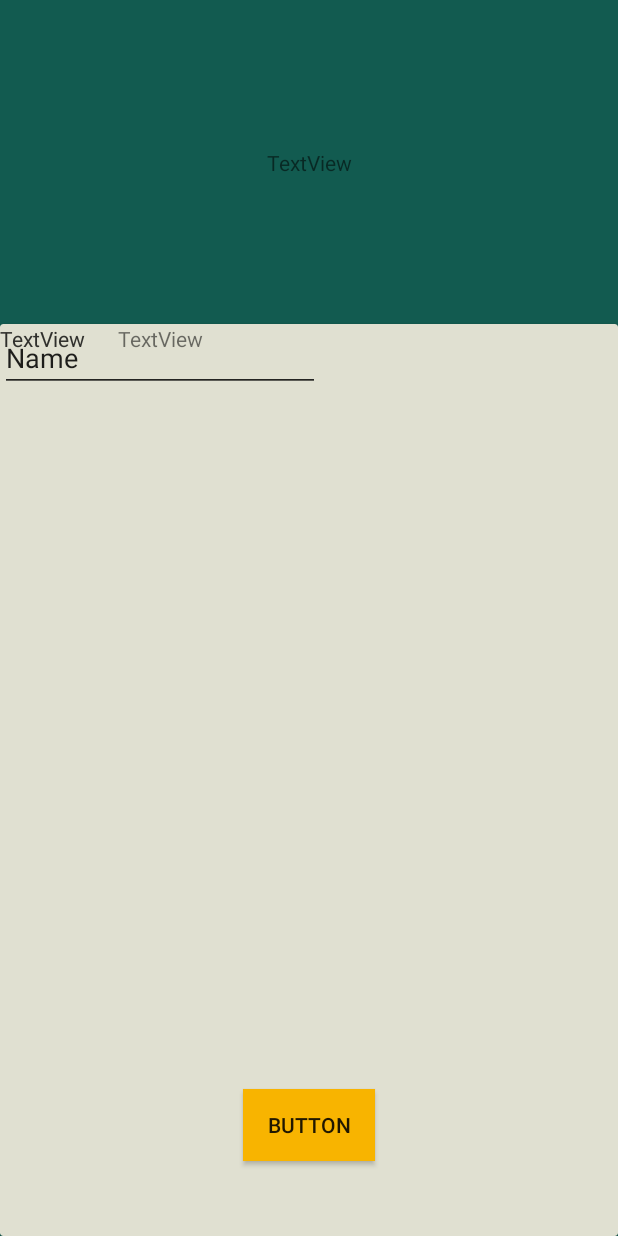
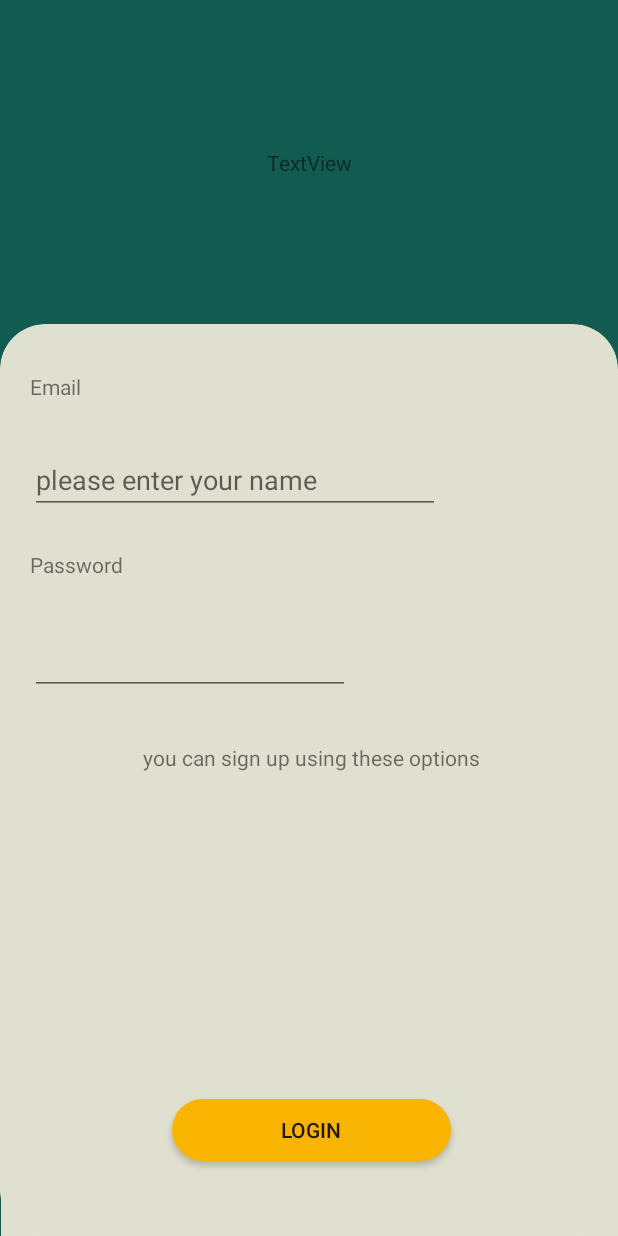
Before and after one commit to YousraMamdouh/FoodPlanner, an Android app: the LoginFragment screen opened through its navigation route, on a phone screen of 412 x 824 dp. Run offline under Robolectric (Android 15) with nearby library versions, the phone set to English and light mode, and no system bars; 2 statements that could not run were skipped.

Commit message:
adding colors and design to the login page

```diff
--- /dev/null
+++ b/app/src/main/res/drawable/custom_button.xml
@@ -0,0 +1,9 @@
+<?xml version="1.0" encoding="utf-8"?>
+<shape xmlns:android="http://schemas.android.com/apk/res/android">
+    <solid android:color="@color/darkYellow"/>
+    <corners android:radius="100dp"/>
+    <padding android:left="0dp"
+        android:bottom="0dp"
+        android:right="0dp"
+        android:top="0dp"/>
+</shape>
--- /dev/null
+++ b/app/src/main/res/drawable/custom_edit_view.xml
@@ -0,0 +1,4 @@
+<?xml version="1.0" encoding="utf-8"?>
+<selector xmlns:android="http://schemas.android.com/apk/res/android">
+
+</selector>
--- a/app/src/main/res/layout/fragment_login.xml
+++ b/app/src/main/res/layout/fragment_login.xml
@@ -7,12 +7,24 @@
     android:background="@color/darkGreen"
     tools:context=".login.view.LoginFragment">
 
+    <View
+        android:id="@+id/view"
+        android:layout_width="411dp"
+        android:layout_height="123dp"
+        app:layout_constraintBottom_toBottomOf="parent"
+        app:layout_constraintEnd_toEndOf="parent"
+        android:background="@color/lightGrey"
+        app:layout_constraintStart_toStartOf="parent" />
+
     <androidx.cardview.widget.CardView
         android:id="@+id/cardView"
         android:layout_width="0dp"
         android:layout_height="0dp"
         android:background="@color/lightGrey"
         android:backgroundTint="@color/lightGrey"
+        app:cardCornerRadius="30dp"
+        app:cardElevation="0dp"
+        app:cardMaxElevation="0dp"
         app:layout_constraintBottom_toBottomOf="parent"
         app:layout_constraintEnd_toEndOf="parent"
         app:layout_constraintStart_toStartOf="parent"
@@ -22,65 +34,73 @@
             android:layout_width="match_parent"
             android:layout_height="match_parent">
 
+            <androidx.constraintlayout.widget.Guideline
+                android:id="@+id/guideline5"
+                android:layout_width="wrap_content"
+                android:layout_height="wrap_content"
+                android:orientation="vertical"
+                app:layout_constraintGuide_begin="20dp" />
+
             <TextView
                 android:id="@+id/textView3"
                 android:layout_width="wrap_content"
                 android:layout_height="wrap_content"
-                android:text="TextView"
-                tools:layout_editor_absoluteX="51dp"
-                tools:layout_editor_absoluteY="44dp" />
+                android:layout_marginTop="32dp"
+                android:text="@string/email"
+                app:layout_constraintStart_toStartOf="@+id/guideline5"
+                app:layout_constraintTop_toTopOf="parent" />
 
             <EditText
                 android:id="@+id/editTextTextPersonName"
-                android:layout_width="wrap_content"
-                android:layout_height="wrap_content"
+                android:layout_width="273dp"
+                android:layout_height="43dp"
+                android:layout_marginTop="32dp"
                 android:ems="10"
+                android:hint="please enter your name"
                 android:inputType="textPersonName"
-                android:text="Name"
-                app:layout_constraintEnd_toEndOf="@+id/textView3"
-                app:layout_constraintHorizontal_bias="0.0"
-                app:layout_constraintStart_toStartOf="@+id/textView3"
-                tools:layout_editor_absoluteY="77dp" />
+                app:layout_constraintStart_toStartOf="@+id/guideline5"
+                app:layout_constraintTop_toBottomOf="@+id/textView3" />
 
             <EditText
                 android:id="@+id/editTextTextPassword"
                 android:layout_width="wrap_content"
                 android:layout_height="wrap_content"
+                android:layout_marginTop="32dp"
                 android:ems="10"
                 android:inputType="textPassword"
-                tools:layout_editor_absoluteX="45dp"
-                tools:layout_editor_absoluteY="222dp" />
+                app:layout_constraintStart_toStartOf="@+id/guideline5"
+                app:layout_constraintTop_toBottomOf="@+id/textView4" />
 
             <TextView
                 android:id="@+id/textView4"
                 android:layout_width="wrap_content"
                 android:layout_height="wrap_content"
-                android:text="TextView"
-                app:layout_constraintEnd_toEndOf="@+id/editTextTextPassword"
-                app:layout_constraintHorizontal_bias="0.0"
-                app:layout_constraintStart_toStartOf="@+id/editTextTextPassword"
-                tools:layout_editor_absoluteY="174dp" />
+                android:layout_marginTop="24dp"
+                android:text="@string/password"
+                app:layout_constraintStart_toStartOf="@+id/guideline5"
+                app:layout_constraintTop_toBottomOf="@+id/editTextTextPersonName" />
 
             <TextView
                 android:id="@+id/textView5"
                 android:layout_width="wrap_content"
                 android:layout_height="wrap_content"
-                android:text="TextView"
-                app:layout_constraintEnd_toEndOf="@+id/editTextTextPassword"
-                app:layout_constraintStart_toStartOf="@+id/editTextTextPassword"
-                tools:layout_editor_absoluteY="302dp" />
+                android:layout_marginTop="32dp"
+                android:text="@string/message"
+                app:layout_constraintEnd_toStartOf="@+id/guideline4"
+                app:layout_constraintStart_toStartOf="@+id/guideline5"
+                app:layout_constraintTop_toBottomOf="@+id/editTextTextPassword" />
 
             <Button
                 android:id="@+id/button"
-                android:layout_width="wrap_content"
-                android:layout_height="wrap_content"
+                android:layout_width="186dp"
+                android:layout_height="41dp"
                 android:layout_marginBottom="50dp"
 
-                android:text="Button"
-                android:background="@color/darkYellow"
+                android:background="@drawable/custom_button"
+                android:text="@string/login"
                 app:layout_constraintBottom_toBottomOf="parent"
-                app:layout_constraintEnd_toEndOf="parent"
-                app:layout_constraintStart_toStartOf="parent" />
+                app:layout_constraintEnd_toStartOf="@+id/guideline4"
+                app:layout_constraintStart_toStartOf="@+id/guideline5" />
 
             <androidx.constraintlayout.widget.Guideline
                 android:id="@+id/guideline4"
@@ -88,6 +108,14 @@
                 android:layout_height="wrap_content"
                 android:orientation="vertical"
                 app:layout_constraintGuide_begin="395dp" />
+
+            <androidx.constraintlayout.widget.Guideline
+                android:id="@+id/guideline6"
+                android:layout_width="wrap_content"
+                android:layout_height="wrap_content"
+                android:orientation="horizontal"
+                app:layout_constraintGuide_begin="284dp" />
+
         </androidx.constraintlayout.widget.ConstraintLayout>
     </androidx.cardview.widget.CardView>
 
@@ -108,10 +136,4 @@
         app:layout_constraintStart_toStartOf="parent"
         app:layout_constraintTop_toTopOf="parent" />
 
-    <androidx.constraintlayout.widget.Guideline
-        android:id="@+id/guideline5"
-        android:layout_width="wrap_content"
-        android:layout_height="wrap_content"
-        android:orientation="vertical"
-        app:layout_constraintGuide_begin="20dp" />
 </androidx.constraintlayout.widget.ConstraintLayout>
--- a/app/src/main/res/values/colors.xml
+++ b/app/src/main/res/values/colors.xml
@@ -12,4 +12,5 @@
     <color name="lightGreen">#12b5b0</color>
     <color name="darkYellow">#f8b400</color>
     <color name="lightGrey"> #e0e0d1</color>
+    <color name="lightYellow">#fff5cc</color>
 </resources>
--- a/app/src/main/res/values/strings.xml
+++ b/app/src/main/res/values/strings.xml
@@ -7,4 +7,8 @@
     <string name="Email_hit">Enter Email</string>
     <string name="password_hint">Enter Password</string>
     <string name="btn_login">"Login "</string>
+    <string name="login">Login</string>
+    <string name="email">Email</string>
+    <string name="password">Password</string>
+    <string name="message">you can sign up using these options</string>
 </resources>
```
